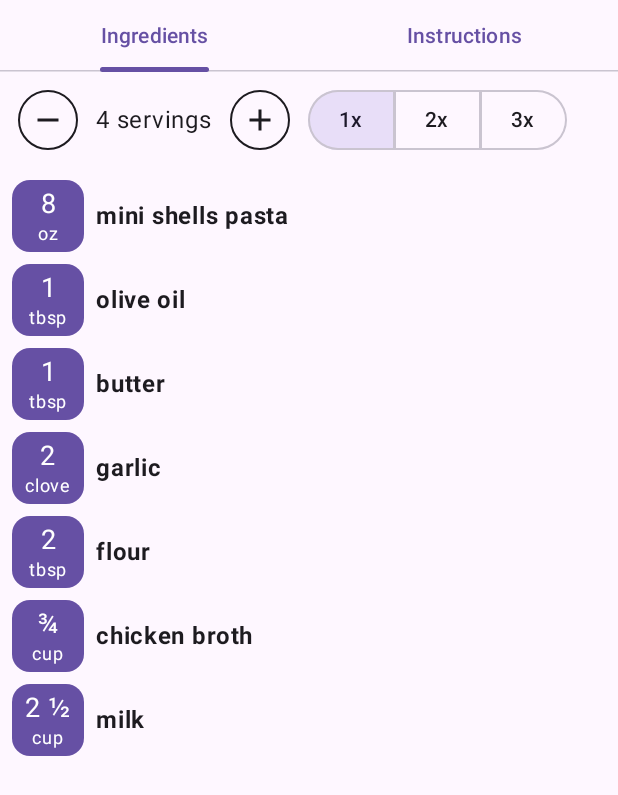
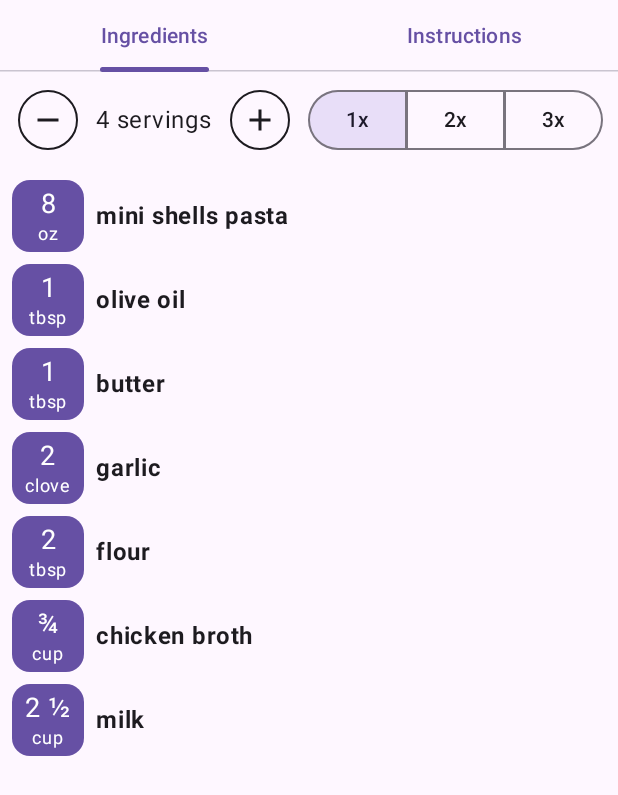
Before and after one commit to Kronoshifter/skillet, an Android app built with Jetpack Compose: the @Preview function RecipePagePreview, on a phone screen of 412 x 824 dp. Shown: the top 795 px of the screen. Run offline under Robolectric (Android 15) with nearby library versions, the phone set to English and light mode, and no system bars; libraries missing offline, so code that uses them is left out: com.github.michaelbull.result.

Commit message:
removed custom segmented button in favor of compose's native

```diff
--- a/app/src/main/java/com/kronos/skilletapp/ui/RecipePage.kt
+++ b/app/src/main/java/com/kronos/skilletapp/ui/RecipePage.kt
@@ -14,12 +14,12 @@ import androidx.compose.runtime.*
 import androidx.compose.ui.Alignment
 import androidx.compose.ui.Modifier
 import androidx.compose.ui.draw.clip
+import androidx.compose.ui.graphics.RectangleShape
 import androidx.compose.ui.text.font.FontWeight
 import androidx.compose.ui.tooling.preview.Preview
 import androidx.compose.ui.unit.dp
 import androidx.compose.ui.unit.sp
 import com.kronos.skilletapp.model.*
-import com.kronos.skilletapp.ui.component.SegmentedButton
 import com.kronos.skilletapp.ui.theme.SkilletAppTheme
 import com.kronos.skilletapp.utils.toFraction
 
@@ -67,6 +67,7 @@ fun RecipePage(recipe: Recipe) {
   }
 }
 
+@OptIn(ExperimentalMaterial3Api::class)
 @Composable
 fun IngredientsTab(
   recipe: Recipe,
@@ -103,22 +104,31 @@ fun IngredientsTab(
         Icon(imageVector = Icons.Filled.Add, contentDescription = null)
       }
 
-      SegmentedButton(
-        options = {
-          scaleOptions.forEach { option ->
-            segment(
-              option = option,
-              label = "${option}x",
-              selected = scale == option.toDouble(),
+      SingleChoiceSegmentedButtonRow(
+        modifier = Modifier.width(IntrinsicSize.Min)
+      ) {
+        scaleOptions.forEach { option ->
+          val selected = scale == option.toDouble()
+          SegmentedButton(
+            selected = selected,
+            onClick = {
+              scale = option.toDouble()
+              servings = recipe.servings * option
+            },
+            shape = when (option) {
+              scaleOptions.first() -> RoundedCornerShape(topStartPercent = 50, bottomStartPercent = 50)
+              scaleOptions.last() -> RoundedCornerShape(topEndPercent = 50, bottomEndPercent = 50)
+              else -> RectangleShape
+            },
+            icon = {}
+          ) {
+            Text(
+              text = "${option}x",
+              color = if (selected) MaterialTheme.colorScheme.onSecondaryContainer else MaterialTheme.colorScheme.onSurface,
             )
           }
-        },
-        onSelectedChanged = {
-          scale = it.toDouble()
-          servings = recipe.servings * it
-        },
-        modifier = Modifier.width(IntrinsicSize.Min)
-      )
+        }
+      }
     }
 
     IngredientList(
@@ -237,7 +247,12 @@ fun RecipePagePreview() {
     notes = "Lorem ipsum dolor sit amet, consectetur adipiscing elit, sed do eiusmod tempor incididunt ut labore et dolore magna aliqua."
   )
 
-  RecipePage(recipe)
+
+  SkilletAppTheme {
+    Surface(modifier = Modifier.fillMaxSize(), color = MaterialTheme.colorScheme.background) {
+      RecipePage(recipe)
+    }
+  }
 }
 
 @Preview(showBackground = true, device = "spec:parent=pixel_5")
@@ -266,7 +281,13 @@ fun IngredientsTabPreview() {
     source = RecipeSource("My Brain", "My Brain"),
     notes = "Lorem ipsum dolor sit amet, consectetur adipiscing elit, sed do eiusmod tempor incididunt ut labore et dolore magna aliqua."
   )
-  IngredientsTab(recipe = recipe)
+
+
+  SkilletAppTheme {
+    Surface(modifier = Modifier.fillMaxSize(), color = MaterialTheme.colorScheme.background) {
+      IngredientsTab(recipe = recipe)
+    }
+  }
 }
 
 @Preview
--- a/app/src/main/java/com/kronos/skilletapp/ui/component/SegmentedButton.kt
+++ /dev/null
@@ -1,196 +0,0 @@
-@file:Suppress("WrapUnaryOperator")
-
-package com.kronos.skilletapp.ui.component
-
-import androidx.compose.foundation.layout.*
-import androidx.compose.foundation.shape.CircleShape
-import androidx.compose.foundation.shape.RoundedCornerShape
-import androidx.compose.material.icons.Icons
-import androidx.compose.material.icons.filled.Check
-import androidx.compose.material.icons.filled.ShoppingCart
-import androidx.compose.material.icons.filled.Star
-import androidx.compose.material3.*
-import androidx.compose.runtime.*
-import androidx.compose.ui.Alignment
-import androidx.compose.ui.Modifier
-import androidx.compose.ui.graphics.Color
-import androidx.compose.ui.graphics.RectangleShape
-import androidx.compose.ui.graphics.Shape
-import androidx.compose.ui.text.font.FontVariation.weight
-import androidx.compose.ui.text.style.TextOverflow
-import androidx.compose.ui.tooling.preview.Preview
-import androidx.compose.ui.unit.dp
-
-@Composable
-private fun <T> SegmentedButton(
-  options: List<SegmentedButtonOption<T>>,
-  onSelectedChanged: ((T) -> Unit)?,
-  modifier: Modifier = Modifier,
-  selectedIcon: (@Composable () -> Unit)? = null,
-) {
-  Row(
-    verticalAlignment = Alignment.CenterVertically,
-    horizontalArrangement = Arrangement.spacedBy(-1.dp),
-    modifier = modifier.heightIn(max = 40.dp)
-  ) {
-    options.forEach { option ->
-      SegmentedButtonSegment(
-        option = option.option,
-        selected = option.selected,
-        onSelectedChanged = onSelectedChanged,
-        label = option.label,
-        icon = option.icon,
-        selectedIcon = selectedIcon,
-        shape = when (option) {
-          options.first() -> RoundedCornerShape(topStartPercent = 50, bottomStartPercent = 50)
-          options.last() -> RoundedCornerShape(topEndPercent = 50, bottomEndPercent = 50)
-          else -> RectangleShape
-        },
-        modifier = Modifier.weight(1f)
-      )
-    }
-  }
-}
-
-@Deprecated("Use native SegmentedButton instead")
-@Composable
-fun <T> SegmentedButton(
-  options: SegmentedButtonScope<T>.() -> Unit,
-  onSelectedChanged: ((T) -> Unit)?,
-  modifier: Modifier = Modifier,
-  selectedIcon: (@Composable () -> Unit)? = null,
-) = SegmentedButton(
-  options = SegmentedButtonScopeImpl<T>().apply(options).options,
-  onSelectedChanged = onSelectedChanged,
-  modifier = modifier,
-  selectedIcon = selectedIcon
-)
-
-@Composable
-private fun <T> SegmentedButtonSegment(
-  option: T,
-  selected: Boolean,
-  onSelectedChanged: ((T) -> Unit)?,
-  modifier: Modifier = Modifier,
-  shape: Shape = CircleShape,
-  label: String? = null,
-  icon: (@Composable () -> Unit)? = null,
-  selectedIcon: (@Composable () -> Unit)? = null,
-) {
-  OutlinedButton(
-    onClick = { onSelectedChanged?.invoke(option) },
-    shape = shape,
-    colors = ButtonDefaults.outlinedButtonColors(
-      containerColor = if (selected) MaterialTheme.colorScheme.secondaryContainer else Color.Transparent
-    ),
-    contentPadding = PaddingValues(horizontal = 16.dp),
-    modifier = modifier.width(IntrinsicSize.Max)
-  ) {
-    if (selected && selectedIcon != null) {
-      CompositionLocalProvider(LocalContentColor provides MaterialTheme.colorScheme.onSecondaryContainer) {
-        selectedIcon()
-        Spacer(modifier = Modifier.width(8.dp))
-      }
-    } else {
-      CompositionLocalProvider(LocalContentColor provides MaterialTheme.colorScheme.onSurface) {
-        icon?.let {
-          icon()
-          Spacer(modifier = Modifier.width(8.dp))
-        }
-      }
-    }
-
-    Text(
-      text = label ?: option.toString(),
-      color = if (selected) MaterialTheme.colorScheme.onSecondaryContainer else MaterialTheme.colorScheme.onSurface,
-    )
-  }
-}
-
-interface SegmentedButtonScope<T> {
-  fun segment(
-    option: T,
-    selected: Boolean,
-    label: String? = null,
-    icon: (@Composable () -> Unit)? = null,
-  )
-}
-
-private class SegmentedButtonScopeImpl<T> : SegmentedButtonScope<T> {
-  val options = mutableListOf<SegmentedButtonOption<T>>()
-
-  override fun segment(
-    option: T,
-    selected: Boolean,
-    label: String?,
-    icon: (@Composable () -> Unit)?,
-  ) {
-    options.add(SegmentedButtonOption(option, selected, label, icon))
-  }
-}
-
-class SegmentedButtonOption<T>(
-  val option: T,
-  val selected: Boolean,
-  val label: String? = null,
-  val icon: (@Composable () -> Unit)? = null,
-)
-
-@Preview
-@Composable
-private fun SegmentedButtonPreview() {
-  var selectedOption by remember { mutableStateOf<String?>(null) }
-
-  Surface {
-    SegmentedButton(
-      options = {
-        segment(
-          option = "Option 1",
-          selected = selectedOption == "Option 1",
-          icon = { Icon(imageVector = Icons.Filled.ShoppingCart, contentDescription = null) }
-        )
-        segment(
-          option = "Option 2",
-          selected = selectedOption == "Option 2",
-          icon = { Icon(imageVector = Icons.Filled.Star, contentDescription = null) }
-        )
-        segment(
-          option = "Option 3",
-          selected = selectedOption == "Option 3",
-        )
-      },
-      onSelectedChanged = { selectedOption = if (selectedOption != it) it else null },
-      modifier = Modifier.width(IntrinsicSize.Min)
-    )
-  }
-}
-
-@Preview
-@Composable
-private fun MultiselectSegmentedButtonPreview() {
-  val selection = remember { mutableStateListOf<String>() }
-
-  Surface {
-    SegmentedButton(
-      options = {
-        segment(
-          option = "Option 1",
-          selected = "Option 1" in selection,
-          icon = { Icon(imageVector = Icons.Filled.ShoppingCart, contentDescription = null) }
-        )
-        segment(
-          option = "Option 2",
-          selected = "Option 2" in selection,
-          icon = { Icon(imageVector = Icons.Filled.Star, contentDescription = null) }
-        )
-        segment(
-          option = "Option 3",
-          selected = "Option 3" in selection,
-        )
-      },
-      onSelectedChanged = { if (it in selection) selection.remove(it) else selection.add(it) },
-      selectedIcon = { Icon(imageVector = Icons.Filled.Check, contentDescription = null) },
-      modifier = Modifier.width(IntrinsicSize.Min)
-    )
-  }
-}
```
